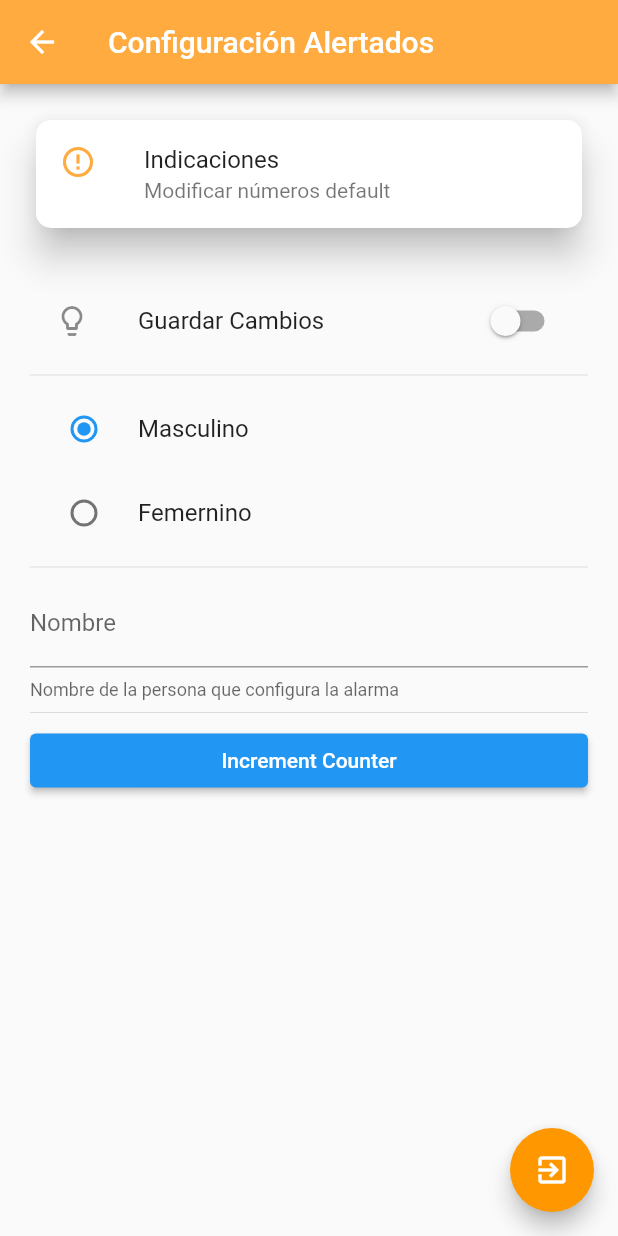
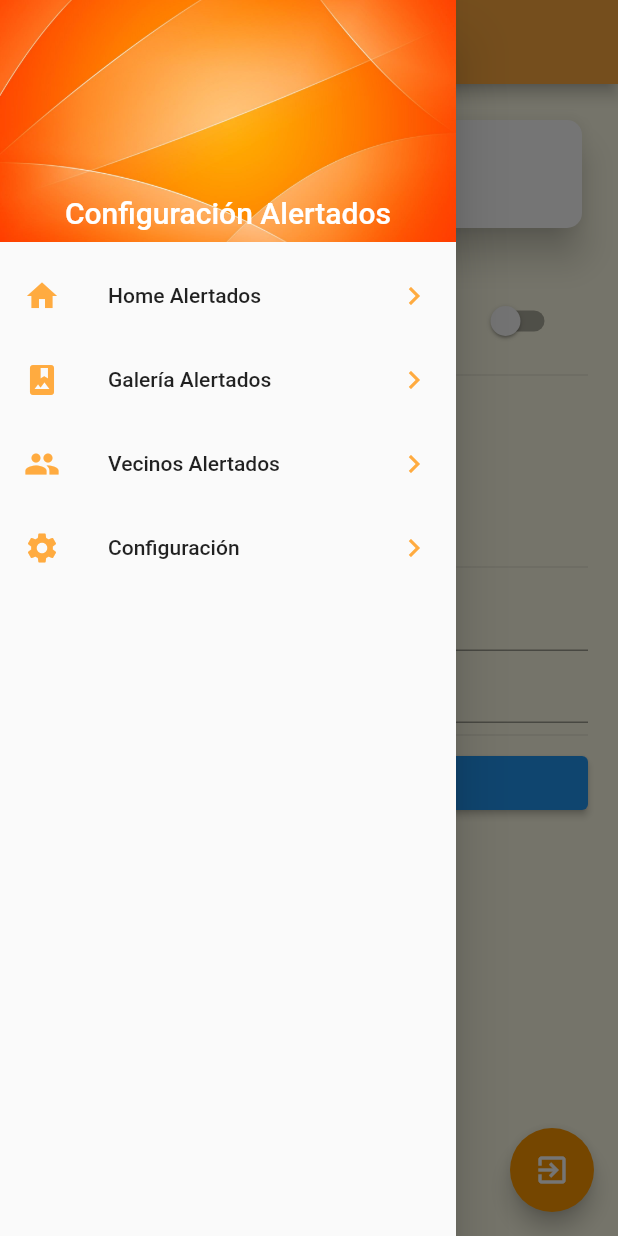
Before and after one commit to jparadae/v-sos, a Flutter app: the ConfigAlertadosPage screen opened by its route, with the side drawer open (before the commit the screen has no drawer), on a phone screen of 412 x 824 dp. Run offline on Flutter 3.47's test engine with Material 2 defaults, Android fonts, the phone set to English and light mode, and no system bars; our stand-ins replace shared_preferences; accounts and stored records are empty; network calls fail.

Commit message:
cambios esteticos y funcionales

```diff
--- a/lib/src/pages/config_alertados.dart
+++ b/lib/src/pages/config_alertados.dart
@@ -1,27 +1,57 @@
 import 'package:flutter/material.dart';
 import 'package:shared_preferences/shared_preferences.dart';
+import 'package:v_sos/src/pages/home.dart';
+import 'package:v_sos/src/widgets/menu_burger.dart';
 
-enum SingingCharacter { lafayette, jefferson }
+enum SingingCharacter { masculino, femenino }
 
 /// This is the stateful widget that the main application instantiates.
 class ConfigAlertadosPage extends StatefulWidget {
+  static final String routName = 'configuracion';
   @override
   State<ConfigAlertadosPage> createState() => _ConfigAlertadosState();
 }
 
 /// This is the private State class that goes with MyStatefulWidget.
 class _ConfigAlertadosState extends State<ConfigAlertadosPage> {
-  SingingCharacter? _character = SingingCharacter.lafayette;
+  SingingCharacter? _character = SingingCharacter.masculino;
   bool _lights = false;
-  String _nombre = 'Juan Perez';
+  String _nombre = 'Juan ssPerez';
+  final _nombreController = TextEditingController();
+
+  void _printLatestValue() {
+    // _nombre;
+    setState(() {
+      _nombre;
+      print('Second text field: ${_nombreController.text}');
+    });
+  }
+
+  @override
+  void initState() {
+    // TODO: implement initState
+    _nombreController.addListener(_printLatestValue);
+    super.initState();
+    // _nombreController = new TextEditingController(text: _nombre);
+  }
+
+  @override
+  void dispose() {
+    // TODO: implement dispose
+    _nombreController.dispose();
+    super.dispose();
+  }
 
   @override
   Widget build(BuildContext context) {
     return Scaffold(
+      //Color principal App
+      backgroundColor: Colors.yellow.shade50,
       appBar: AppBar(
         title: Text('Configuración Alertados'),
         backgroundColor: Colors.orangeAccent,
       ),
+      drawer: MenuAlertas(),
       body: ListView(padding: EdgeInsets.all(20), children: <Widget>[
         _indicaciones(),
         SizedBox(height: 30.0),
@@ -62,7 +92,7 @@ class _ConfigAlertadosState extends State<ConfigAlertadosPage> {
     return Column(
       children: <Widget>[
         RadioListTile<SingingCharacter>(
-          value: SingingCharacter.lafayette,
+          value: SingingCharacter.masculino,
           groupValue: _character,
           title: const Text('Masculino'),
           onChanged: (SingingCharacter? value) {
@@ -72,7 +102,7 @@ class _ConfigAlertadosState extends State<ConfigAlertadosPage> {
           },
         ),
         RadioListTile<SingingCharacter>(
-          value: SingingCharacter.jefferson,
+          value: SingingCharacter.femenino,
           groupValue: _character,
           title: const Text('Femernino'),
           onChanged: (SingingCharacter? value) {
@@ -103,13 +133,17 @@ class _ConfigAlertadosState extends State<ConfigAlertadosPage> {
 
   //Nombre Persona que guarda alarmas
   Widget _datosAdmin() {
-    return Container(
-      child: TextField(
-          decoration: InputDecoration(
-            labelText: 'Nombre',
-            helperText: 'Nombre de la persona que configura la alarma',
-          ),
-          onChanged: (value) => {}),
+    return Column(
+      children: <Widget>[
+        TextField(
+          onChanged: (text) {
+            print('First text field: $text');
+          },
+        ),
+        TextField(
+          controller: _nombreController,
+        ),
+      ],
     );
   }
 
--- /dev/null
+++ b/lib/src/widgets/menu_burger.dart
@@ -0,0 +1,68 @@
+import 'package:flutter/material.dart';
+
+class MenuAlertas extends StatelessWidget {
+  @override
+  Widget build(BuildContext context) {
+    // TODO: implement build
+    return Drawer(
+      child: ListView(
+        padding: EdgeInsets.zero,
+        children: <Widget>[
+          DrawerHeader(
+              child: Container(
+                alignment: Alignment.bottomCenter,
+                child: Text('Configuración Alertados',
+                    style: TextStyle(color: Colors.white, fontSize: 20)),
+              ),
+              // color: Colors.orange,
+              //style: const TextStyle(color: Colors.blue),
+              decoration: BoxDecoration(
+                  image: DecorationImage(
+                      image: AssetImage('assets/menu2.jpg'),
+                      fit: BoxFit.cover))),
+
+          //Menu1
+          ListTile(
+            leading: Icon(Icons.home, color: Colors.orangeAccent),
+            title: Text('Home Alertados'),
+            onTap: () {
+              Navigator.pop(context);
+            },
+            trailing:
+                Icon(Icons.keyboard_arrow_right, color: Colors.orangeAccent),
+          ),
+          //Menu1
+          ListTile(
+            leading: Icon(Icons.photo_album, color: Colors.orangeAccent),
+            title: Text('Galería Alertados'),
+            trailing:
+                Icon(Icons.keyboard_arrow_right, color: Colors.orangeAccent),
+            onTap: () {
+              Navigator.pushNamed(context, '/cards');
+            },
+          ),
+          //Menu1
+          ListTile(
+            leading: Icon(Icons.people, color: Colors.orangeAccent),
+            title: Text('Vecinos Alertados'),
+            trailing:
+                Icon(Icons.keyboard_arrow_right, color: Colors.orangeAccent),
+            onTap: () {
+              Navigator.pushNamed(context, '/contactos');
+            },
+          ),
+          //Menu1
+          ListTile(
+              leading: Icon(Icons.settings, color: Colors.orangeAccent),
+              title: Text('Configuración'),
+              trailing:
+                  Icon(Icons.keyboard_arrow_right, color: Colors.orangeAccent),
+              onTap: () {
+                Navigator.pushNamed(context, '/configuracion');
+              })
+          //EndMen1
+        ],
+      ),
+    );
+  }
+}
```
Also changed, not shown: lib/src/pages/alarmsum_page.dart (+31 -1 lines), lib/src/pages/cards.dart (+11 -0 lines), lib/src/pages/contactos.dart (+11 -33 lines), lib/src/pages/home.dart (+4 -59 lines).
